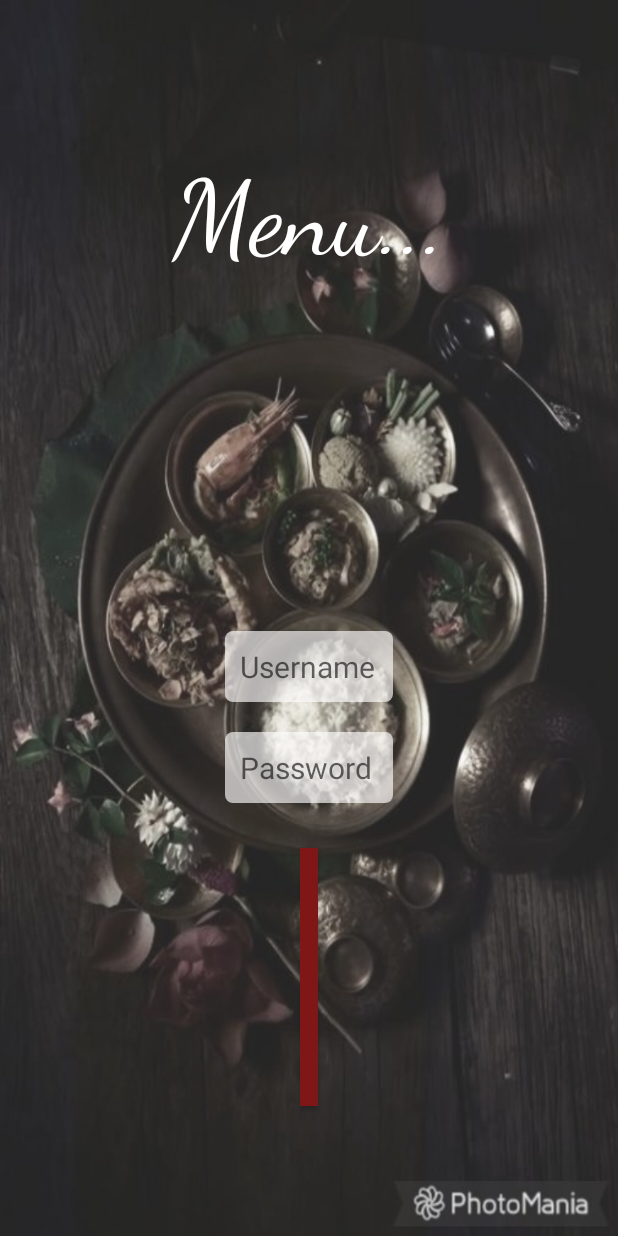
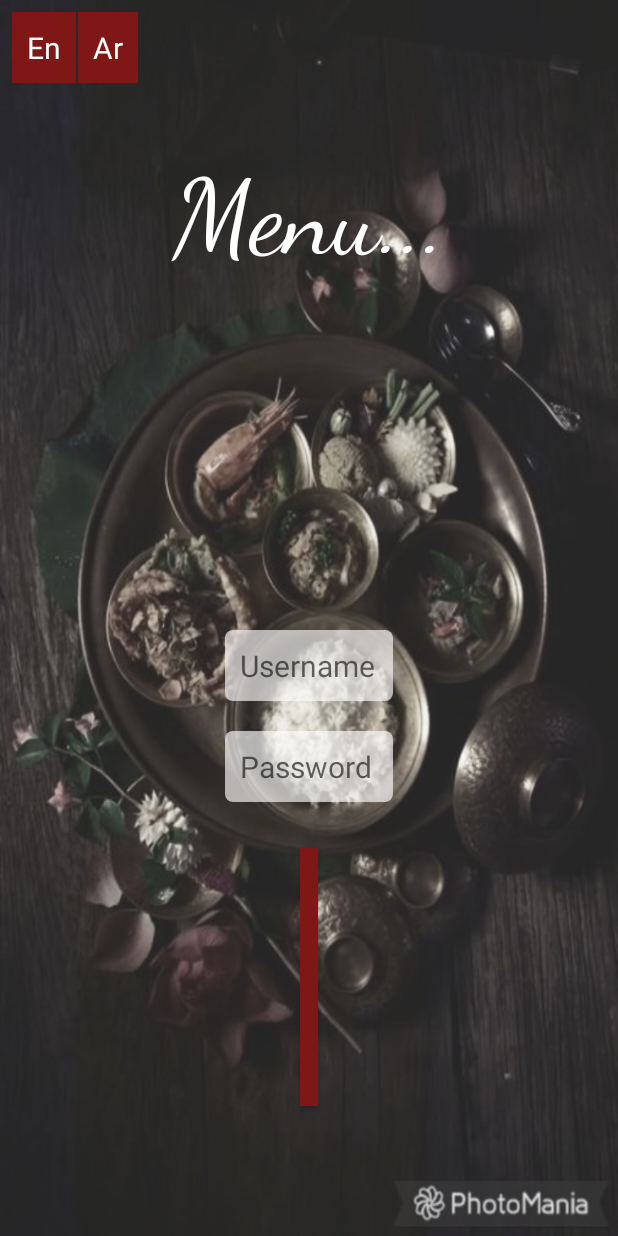
Before and after one commit to SundosAlTamimi/Res_menu_falcons_main, an Android app: the screen it shows after launch (LoginActivity), on a phone screen of 412 x 824 dp. Run offline under Robolectric (Android 15) with nearby library versions, the light colour scheme and no system bars; our stand-ins replace Volley; network calls fail.

Commit message:
abeer support languages (loacaleAppUtils)

```diff
--- a/app/src/main/java/com/falconssoft/menurestaurant/LoginActivity.java
+++ b/app/src/main/java/com/falconssoft/menurestaurant/LoginActivity.java
@@ -6,16 +6,19 @@ import android.os.Bundle;
 import android.view.View;
 import android.widget.Button;
 import android.widget.EditText;
+import android.widget.TextView;
 import android.widget.Toast;
 
 import com.falconssoft.menurestaurant.Models.Users;
 
 import java.util.ArrayList;
 import java.util.List;
+import java.util.Locale;
 
 public class LoginActivity extends AppCompatActivity implements View.OnClickListener {
 
     private EditText username, password;
+    private TextView english, arabic;
     private Button login;
     private DatabaseHandler databaseHandler;
     private List<Users> users = new ArrayList<>();
@@ -32,52 +35,57 @@ public class LoginActivity extends AppCompatActivity implements View.OnClickList
 
         username = findViewById(R.id.login_username);
         password = findViewById(R.id.login_password);
+        english = findViewById(R.id.login_language_english);
+        arabic = findViewById(R.id.login_language_arabic);
         login = findViewById(R.id.login_button);
 
         login.setOnClickListener(this);
+        english.setOnClickListener(this);
+        arabic.setOnClickListener(this);
 
     }
 
     @Override
     public void onClick(View v) {
+
+        switch (v.getId()) {
+            case R.id.login_button:
                 users = databaseHandler.getAllUSER();
                 boolean found = false;
                 String usernameText = username.getText().toString();
                 String passwordText = password.getText().toString();
-        if (usernameText != null && passwordText != null){
-            for (int i = 0; i<users.size() ; i++)
+                if (usernameText != null && passwordText != null) {
+                    for (int i = 0; i < users.size(); i++)
                         if (usernameText == users.get(i).getUserName())
-                    if (passwordText.equals(users.get(i).getUserPassword())){
+                            if (passwordText.equals(users.get(i).getUserPassword())) {
                                 found = true;
-                        Intent categoryIntent = new Intent(LoginActivity.this, CategoryActivity.class );
+                                Intent categoryIntent = new Intent(LoginActivity.this, CategoryActivity.class);
                                 startActivity(categoryIntent);
                             }
 
-            if (found == false){
+                    if (found == false) {
                         Toast.makeText(this, "Wrong in username or password!", Toast.LENGTH_SHORT).show();
                     }
-
-        }else {
+                } else {
                     username.setError("Required field!");
                     password.setError("Required field!");
-
+                }
+                break;
+            case R.id.login_language_english:
+                LocaleAppUtils.setLocale(new Locale("en"));
+                LocaleAppUtils.setConfigChange(this);
+                finish();
+                startActivity(getIntent());
+                break;
+            case R.id.login_language_arabic:
+                LocaleAppUtils.setLocale(new Locale("ar"));
+                LocaleAppUtils.setConfigChange(this);
+                finish();
+                startActivity(getIntent());
+                break;
         }
 
     }
 
 
-
-
-
-
-
-
-
-
-
-
-
-
-
-
 }
--- a/app/src/main/res/layout/activity_login.xml
+++ b/app/src/main/res/layout/activity_login.xml
@@ -13,17 +13,18 @@
         android:layout_height="wrap_content"
         android:layout_marginStart="8dp"
         android:layout_marginLeft="8dp"
-        android:layout_marginTop="104dp"
+        android:layout_marginTop="48dp"
         android:layout_marginEnd="8dp"
         android:layout_marginRight="8dp"
+        android:fontFamily="cursive"
+        android:gravity="center"
         android:text="@string/menu"
+        android:textColor="@color/white_dark"
         android:textSize="70sp"
-        android:fontFamily="cursive"
-        android:textColor="@color/white_dark"
-        android:gravity="center"
         app:layout_constraintEnd_toEndOf="parent"
+        app:layout_constraintHorizontal_bias="0.0"
         app:layout_constraintStart_toStartOf="parent"
-        app:layout_constraintTop_toTopOf="parent" />
+        app:layout_constraintTop_toBottomOf="@+id/login_language_english" />
 
     <EditText
         android:id="@+id/login_username"
@@ -84,4 +85,38 @@
         app:layout_constraintTop_toBottomOf="@+id/login_password"
         app:layout_constraintVertical_bias="0.221" />
 
+    <TextView
+        android:id="@+id/login_language_english"
+        android:layout_width="wrap_content"
+        android:layout_height="wrap_content"
+        android:layout_marginStart="8dp"
+        android:layout_marginLeft="8dp"
+        android:layout_marginTop="8dp"
+        android:padding="10dp"
+        android:text="@string/en"
+        android:textSize="20sp"
+        android:textColor="@color/white_dark"
+        android:background="@color/red"
+        app:layout_constraintStart_toStartOf="parent"
+        app:layout_constraintTop_toTopOf="parent" />
+
+    <TextView
+        android:id="@+id/login_language_arabic"
+        android:layout_width="wrap_content"
+        android:layout_height="wrap_content"
+        android:layout_marginStart="1dp"
+        android:layout_marginLeft="1dp"
+        android:layout_marginTop="8dp"
+        android:layout_marginEnd="8dp"
+        android:layout_marginRight="8dp"
+        android:background="@color/red"
+        android:padding="10dp"
+        android:text="@string/ar"
+        android:textSize="20sp"
+        android:textColor="@color/white_dark"
+        app:layout_constraintEnd_toEndOf="parent"
+        app:layout_constraintHorizontal_bias="0.0"
+        app:layout_constraintStart_toEndOf="@+id/login_language_english"
+        app:layout_constraintTop_toTopOf="parent" />
+
 </android.support.constraint.ConstraintLayout>
--- a/app/src/main/res/values/strings.xml
+++ b/app/src/main/res/values/strings.xml
@@ -5,5 +5,7 @@
     <string name="login">Login</string>
     <string name="username">Username</string>
     <string name="password">Password</string>
+    <string name="ar">Ar</string>
+    <string name="en">En</string>
 
 </resources>
```
Also changed, not shown: app/src/main/java/com/falconssoft/menurestaurant/LocaleAppUtils.java (added, +29 -0 lines), 1 other file. Lines whose indentation alone changed are shown as unchanged.
